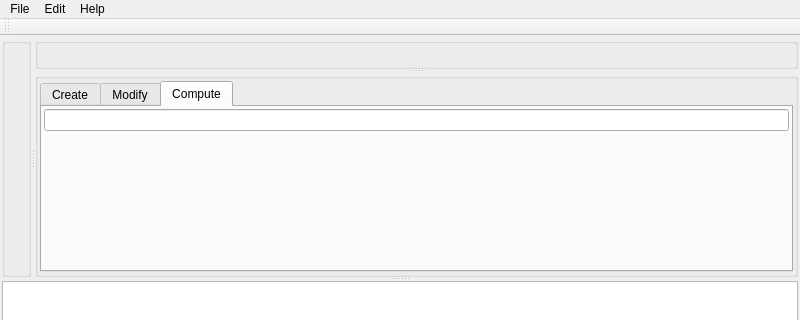
Before: the Qt Designer form workbench/forms/window_main.ui in unc-compgeom/DDAD, drawn with Qt 5; both pictures show x 0 to 800 and y 0 to 320 of the 800 by 604 pixel window.
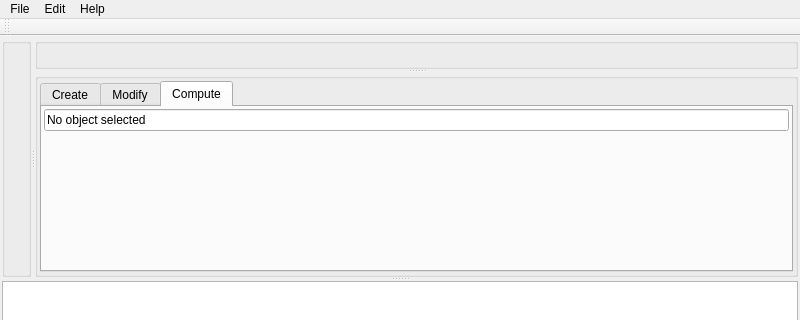
After: the same form once the commit is applied. The open tabs and pages were chosen to show the change. Icons and pictures are not drawn.

What changed in the file:
```diff
--- a/workbench/forms/window_main.ui
+++ b/workbench/forms/window_main.ui
@@ -304,7 +304,14 @@
                <number>2</number>
               </property>
               <item row="0" column="0">
-               <widget class="QLineEdit" name="selection_description"/>
+               <widget class="QLineEdit" name="object_name">
+                <property name="text">
+                 <string>No object selected</string>
+                </property>
+                <property name="readOnly">
+                 <bool>true</bool>
+                </property>
+               </widget>
               </item>
               <item row="1" column="0">
                <spacer name="verticalSpacer">
```
Left out of the diff: 14 changed lines with no effect on the pictures.
